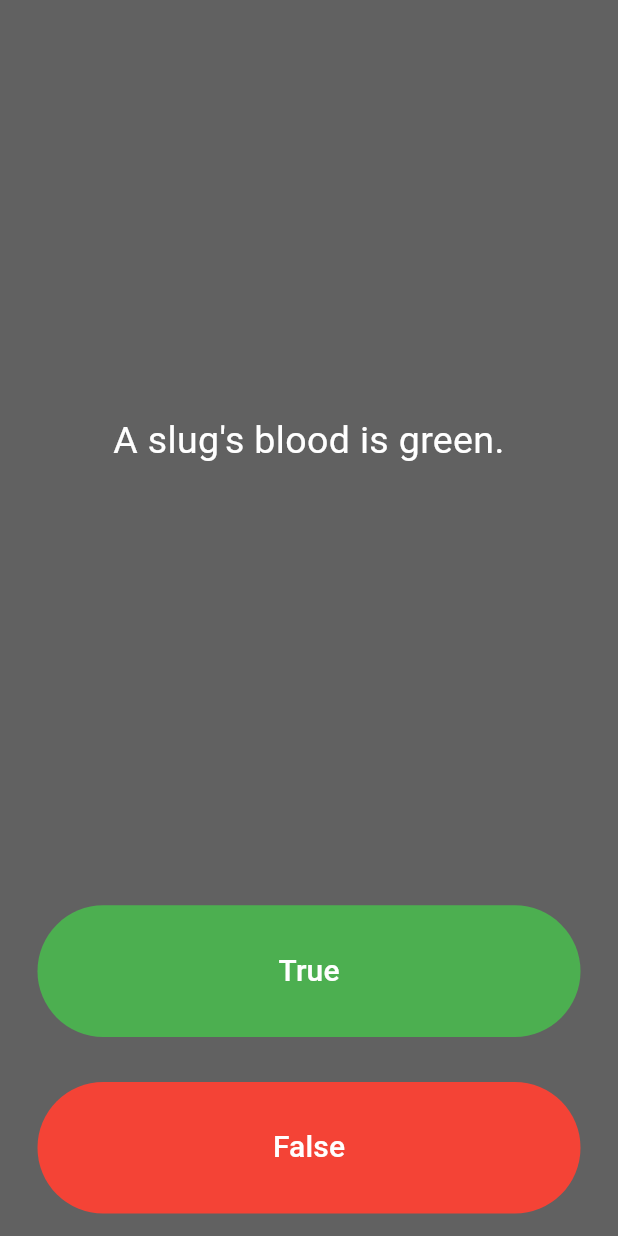
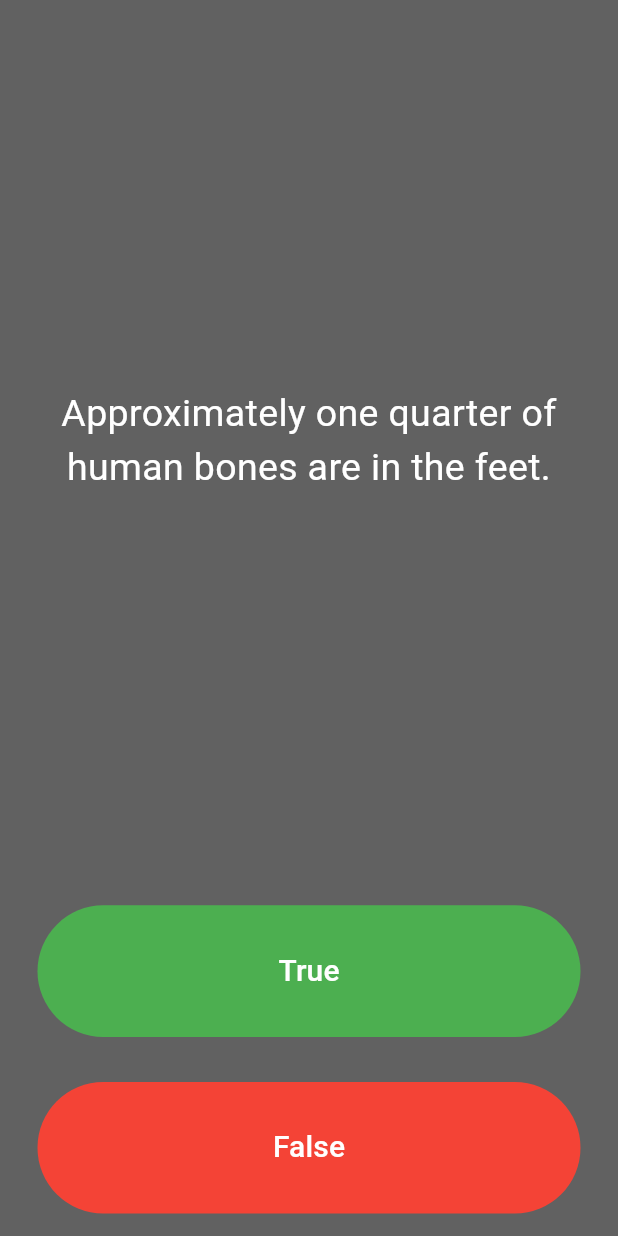
Before and after one commit to EdiBulb/love_mock_test, a Flutter app: the screen it shows after launch, after a tap on "True", after a tap on "False", on a phone screen of 412 x 824 dp. Run offline on Flutter 3.47's test engine with Material 3 defaults, Android fonts, the phone set to English and light mode, and no system bars.

Commit message:
quiz_brain.dart added for Abstraction.

```diff
--- a/lib/main.dart
+++ b/lib/main.dart
@@ -1,5 +1,9 @@
 import 'package:flutter/material.dart';
 import 'package:quizzler_flutter_app/question.dart';
+import 'quiz_brain.dart';
+
+//create quizBrain object.
+QuizBrain quizBrain = QuizBrain();
 
 void main() => runApp(Quizzler());
 
@@ -30,26 +34,6 @@
   //List of Icon :
   List<Icon> scoreKeeper = []; // <>는 리스트의 데이터 값을 정해준다.
 
-  // List<String> questions = [
-  //   'You can lead a cow down stairs but not up stairs.',
-  //   'Approximately one quarter of human bones are in the feet',
-  //   'A slug\'s blood is green.'
-  // ];
-  //
-  // List<bool> answers = [
-  //   false,
-  //   true,
-  //   true,
-  // ];
-  //
-  // Question q1 = Question(q: 'You can lead a cow down stairs but not up stairs.', a: false);
-  //Made Question class(which includes question, answer properties, and put it in List.
-  List<Question> questionBank = [
-    Question(q: 'You can lead a cow down stairs but not up stairs.', a: false),
-    Question(q: 'Approximately one quarter of human bones are in the feet', a: true),
-    Question(q: 'A slug\'s blood is green.', a: true),
-  ];
-
   int questionNumber=0;
 
 
@@ -67,7 +51,7 @@
             padding: EdgeInsets.all(10.0),
             child: Center(
               child: Text(
-                questionBank[questionNumber].questionText,
+                quizBrain.questionBank[questionNumber].questionText,
                 // 'This is where the question text will go.',
                 textAlign: TextAlign.center,
                 style: TextStyle(
@@ -95,7 +79,7 @@
               onPressed: () {
                 //The user picked true.
 
-                bool correctAnswer = questionBank[questionNumber].questionAnswer;
+                bool correctAnswer = quizBrain.questionBank[questionNumber].questionAnswer;
 
                 if (correctAnswer == true){
                   print('user got it right!');
@@ -128,7 +112,7 @@
               ),
               onPressed: () {
                 //The user picked false.
-                bool correctAnswer = questionBank[questionNumber].questionAnswer;
+                bool correctAnswer = quizBrain.questionBank[questionNumber].questionAnswer;
 
                 if (correctAnswer == false){
                   print('user got it right!');
--- a/lib/question.dart
+++ b/lib/question.dart
@@ -1,9 +1,11 @@
-class Question {
+//Made Question class(which includes question, answer properties, and put it in List.
+class Question { // class name should start with capital letter.
 
   late String questionText;
   late bool questionAnswer;
 
-  Question({required String q, required bool a}){
+  //constructor
+  Question( String q,  bool a){
     questionText = q;
     questionAnswer = a;
   }
--- /dev/null
+++ b/lib/quiz_brain.dart
@@ -0,0 +1,32 @@
+import 'package:quizzler_flutter_app/question.dart';
+
+class QuizBrain { // class name should start with capital letter.
+
+  List<Question> questionBank = [
+    Question('Some cats are actually allergic to humans', true),
+    Question('You can lead a cow down stairs but not up stairs.', false),
+    Question('Approximately one quarter of human bones are in the feet.', true),
+    Question('A slug\'s blood is green.', true),
+    Question('Buzz Aldrin\'s mother\'s maiden name was \"Moon\".', true),
+    Question('It is illegal to pee in the Ocean in Portugal.', true),
+    Question(
+        'No piece of square dry paper can be folded in half more than 7 times.',
+        false),
+    Question(
+        'In London, UK, if you happen to die in the House of Parliament, you are technically entitled to a state funeral, because the building is considered too sacred a place.',
+        true),
+    Question(
+        'The loudest sound produced by any animal is 188 decibels. That animal is the African Elephant.',
+        false),
+    Question(
+        'The total surface area of two human lungs is approximately 70 square metres.',
+        true),
+    Question('Google was originally called \"Backrub\".', true),
+    Question(
+        'Chocolate affects a dog\'s heart and nervous system; a few ounces are enough to kill a small dog.',
+        true),
+    Question(
+        'In West Virginia, USA, if you accidentally hit an animal with your car, you are free to take it home to eat.',
+        true),
+  ];
+}
```
